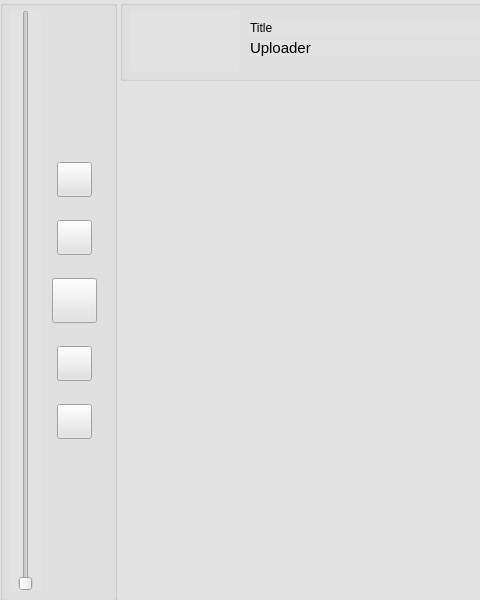
This is layout/mainwindow.ui in MCMi460/razor as Qt 5 draws it before an edit; both pictures show x 0 to 480 and y 0 to 600 of the 960 by 600 pixel window. The edited form follows.
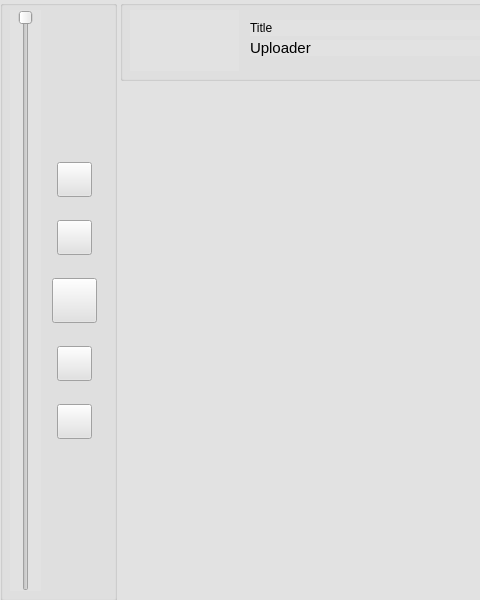
This is the edited form.

```diff
--- a/layout/mainwindow.ui
+++ b/layout/mainwindow.ui
@@ -41,6 +41,9 @@
     <property name="orientation">
      <enum>Qt::Vertical</enum>
     </property>
+    <property name="invertedAppearance">
+     <bool>true</bool>
+    </property>
    </widget>
    <widget class="QPushButton" name="playButton">
     <property name="geometry">
```
Left out of the diff: 4 changed lines with no effect on the pictures.
